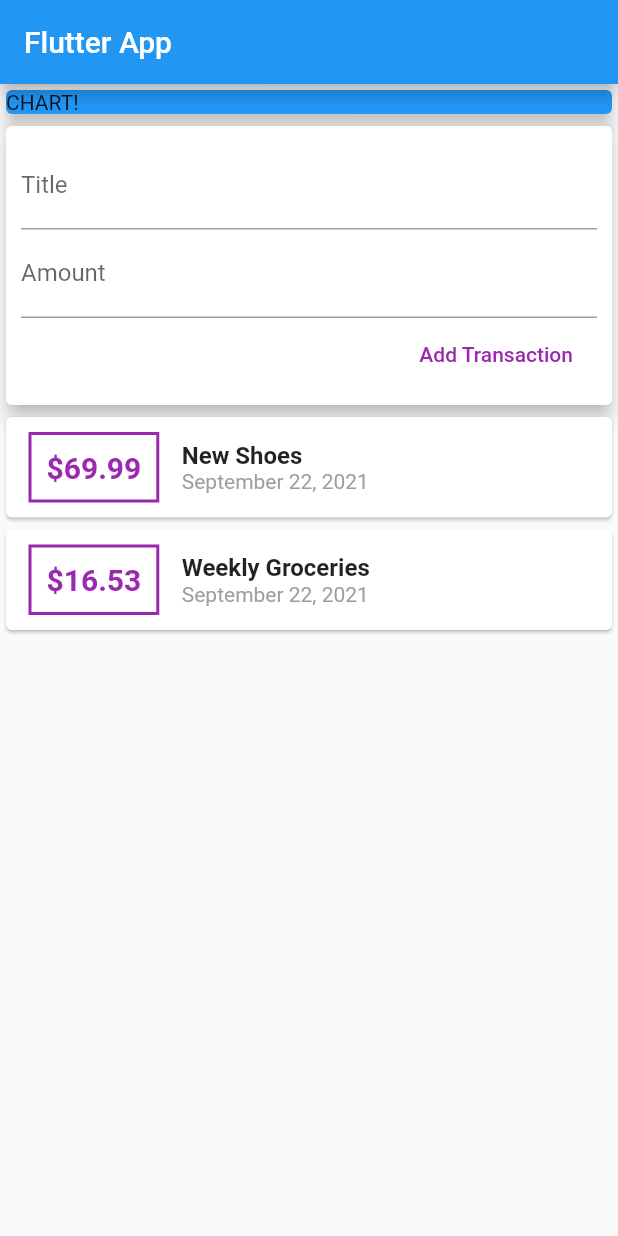
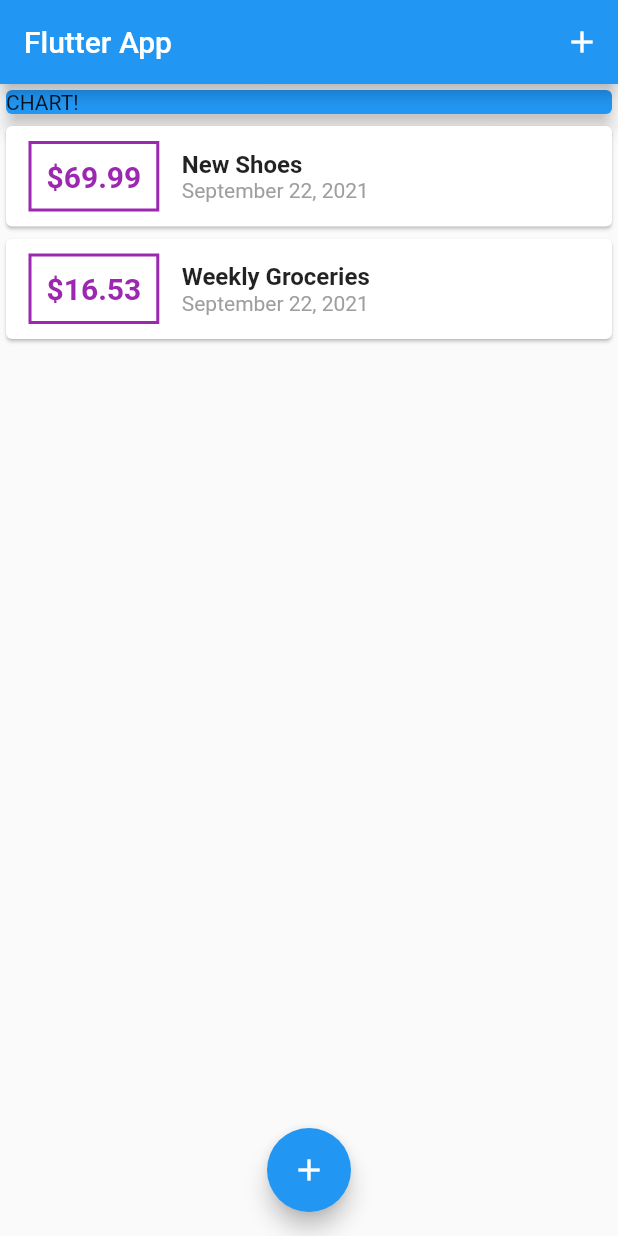
Before and after one commit to link01153113/flutter_complete_guide, a Flutter app: the screen it shows after launch, on a phone screen of 412 x 824 dp. Run offline on Flutter 3.47's test engine with Material 2 defaults, Android fonts, the phone set to English and light mode, and no system bars.

Commit message:
Add floating button and change the addTransaction to be ModalBottomSheet

```diff
--- a/lib/main.dart
+++ b/lib/main.dart
@@ -1,6 +1,8 @@
 import 'package:flutter/material.dart';
+import 'package:flutter_complete_guide/widgets/new_transaction.dart';
 
-import './widgets/user_transactions.dart';
+import './widgets/transaction_list.dart';
+import './models/transaction.dart';
 
 void main() => runApp(MyApp());
 
@@ -14,19 +16,69 @@ class MyApp extends StatelessWidget {
   }
 }
 
-class MyHomePage extends StatelessWidget {
+class MyHomePage extends StatefulWidget {
   // String titleInput;
   // String amountInput;
-  final titleController = TextEditingController();
-  final amountController = TextEditingController();
+  @override
+  State<MyHomePage> createState() => _MyHomePageState();
+}
+
+class _MyHomePageState extends State<MyHomePage> {
+  final List<Transaction> _userTransactions = [
+    Transaction(
+      id: 't1',
+      title: 'New Shoes',
+      amount: 69.99,
+      date: DateTime.now(),
+    ),
+    Transaction(
+      id: 't2',
+      title: 'Weekly Groceries',
+      amount: 16.53,
+      date: DateTime.now(),
+    ),
+  ];
+
+  void _addNewTranscation(String txTitle, double txAmount) {
+    final newTx = Transaction(
+      title: txTitle,
+      amount: txAmount,
+      date: DateTime.now(),
+      id: DateTime.now().toString(),
+    );
+
+    setState(() {
+      _userTransactions.add(newTx);
+    });
+  }
+
+  void _startAddNewTranscation(BuildContext ctx) {
+    showModalBottomSheet(
+      context: ctx,
+      builder: (_) {
+        return GestureDetector(
+          onTap: () {},
+          child: NewTransaction(_addNewTranscation),
+          behavior: HitTestBehavior.opaque,
+        );
+      },
+    );
+  }
 
   @override
   Widget build(BuildContext context) {
     return Scaffold(
       appBar: AppBar(
         title: Text('Flutter App'),
+        actions: <Widget>[
+          IconButton(
+            icon: Icon(Icons.add),
+            onPressed: () => _startAddNewTranscation(context),
+          )
+        ],
       ),
-      body: Column(
+      body: SingleChildScrollView(
+        child: Column(
           // mainAxisAlignment: MainAxisAlignment.start,
           crossAxisAlignment: CrossAxisAlignment.stretch,
           children: <Widget>[
@@ -38,8 +90,14 @@ class MyHomePage extends StatelessWidget {
                 elevation: 5,
               ),
             ),
-          UserTransactions()
+            TransactionList(_userTransactions),
           ],
+        ),
+      ),
+      floatingActionButtonLocation: FloatingActionButtonLocation.centerFloat,
+      floatingActionButton: FloatingActionButton(
+        child: Icon(Icons.add),
+        onPressed: () => _startAddNewTranscation(context),
       ),
     );
   }
--- a/lib/widgets/transaction_list.dart
+++ b/lib/widgets/transaction_list.dart
@@ -9,8 +9,10 @@ class TransactionList extends StatelessWidget {
 
   @override
   Widget build(BuildContext context) {
-    return Column(
-      children: transactions.map((tx) {
+    return Container(
+      height: 300,
+      child: ListView.builder(
+        itemBuilder: (ctx, index) {
           return Card(
             child: Row(
               children: <Widget>[
@@ -27,7 +29,7 @@ class TransactionList extends StatelessWidget {
                   ),
                   padding: EdgeInsets.all(10),
                   child: Text(
-                  '\$${tx.amount}',
+                    '\$${transactions[index].amount.toStringAsFixed(2)}',
                     style: TextStyle(
                       fontWeight: FontWeight.bold,
                       fontSize: 20,
@@ -39,14 +41,14 @@ class TransactionList extends StatelessWidget {
                   crossAxisAlignment: CrossAxisAlignment.start,
                   children: <Widget>[
                     Text(
-                    tx.title,
+                      transactions[index].title,
                       style: TextStyle(
                         fontWeight: FontWeight.bold,
                         fontSize: 16,
                       ),
                     ),
                     Text(
-                    DateFormat.yMMMMd().format(tx.date),
+                      DateFormat.yMMMMd().format(transactions[index].date),
                       style: TextStyle(
                         color: Colors.grey,
                       ),
@@ -56,7 +58,9 @@ class TransactionList extends StatelessWidget {
               ],
             ),
           );
-      }).toList(),
+        },
+        itemCount: transactions.length,
+      ),
     );
   }
 }
--- a/lib/widgets/user_transactions.dart
+++ /dev/null
@@ -1,50 +0,0 @@
-import 'package:flutter/material.dart';
-
-import './new_transaction.dart';
-import './transaction_list.dart';
-import '../models/transaction.dart';
-
-class UserTransactions extends StatefulWidget {
-  @override
-  _UserTransactionsState createState() => _UserTransactionsState();
-}
-
-class _UserTransactionsState extends State<UserTransactions> {
-  final List<Transaction> _userTransactions = [
-    Transaction(
-      id: 't1',
-      title: 'New Shoes',
-      amount: 69.99,
-      date: DateTime.now(),
-    ),
-    Transaction(
-      id: 't2',
-      title: 'Weekly Groceries',
-      amount: 16.53,
-      date: DateTime.now(),
-    ),
-  ];
-
-  void _addNewTranscation(String txTitle, double txAmount) {
-    final newTx = Transaction(
-      title: txTitle,
-      amount: txAmount,
-      date: DateTime.now(),
-      id: DateTime.now().toString(),
-    );
-
-    setState(() {
-      _userTransactions.add(newTx);
-    });
-  }
-
-  @override
-  Widget build(BuildContext context) {
-    return Column(
-      children: <Widget>[
-        NewTransaction(_addNewTranscation),
-        TransactionList(_userTransactions),
-      ],
-    );
-  }
-}
```
Also changed, not shown: lib/widgets/new_transaction.dart (+19 -6 lines). Lines whose indentation alone changed are shown as unchanged.
